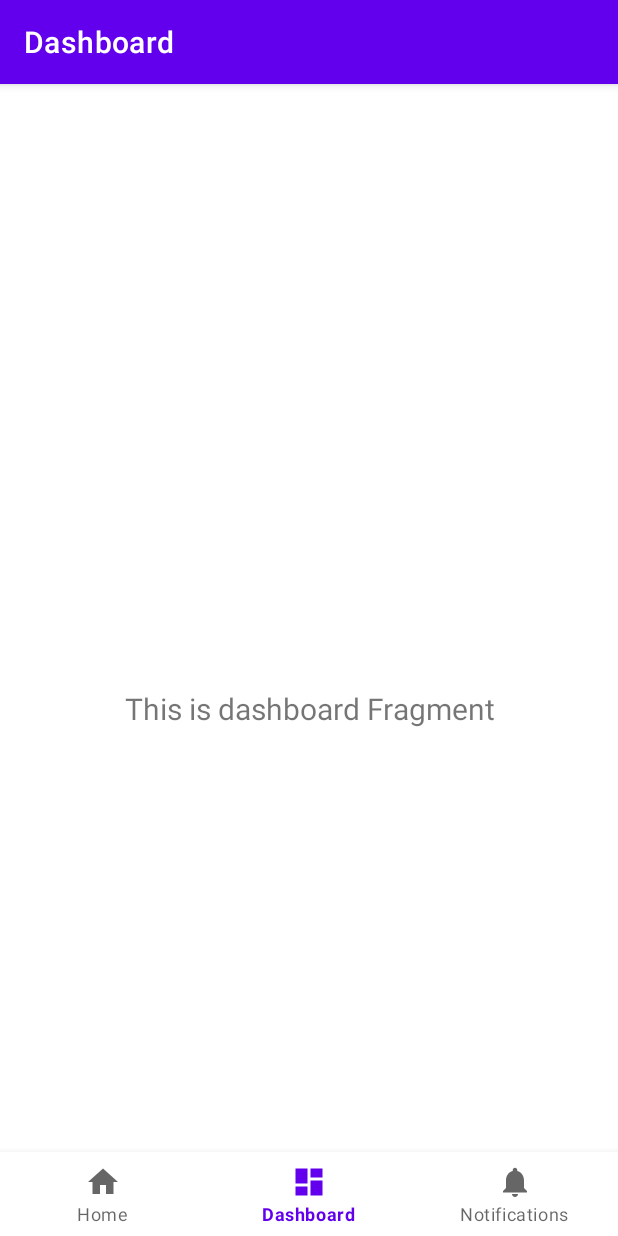
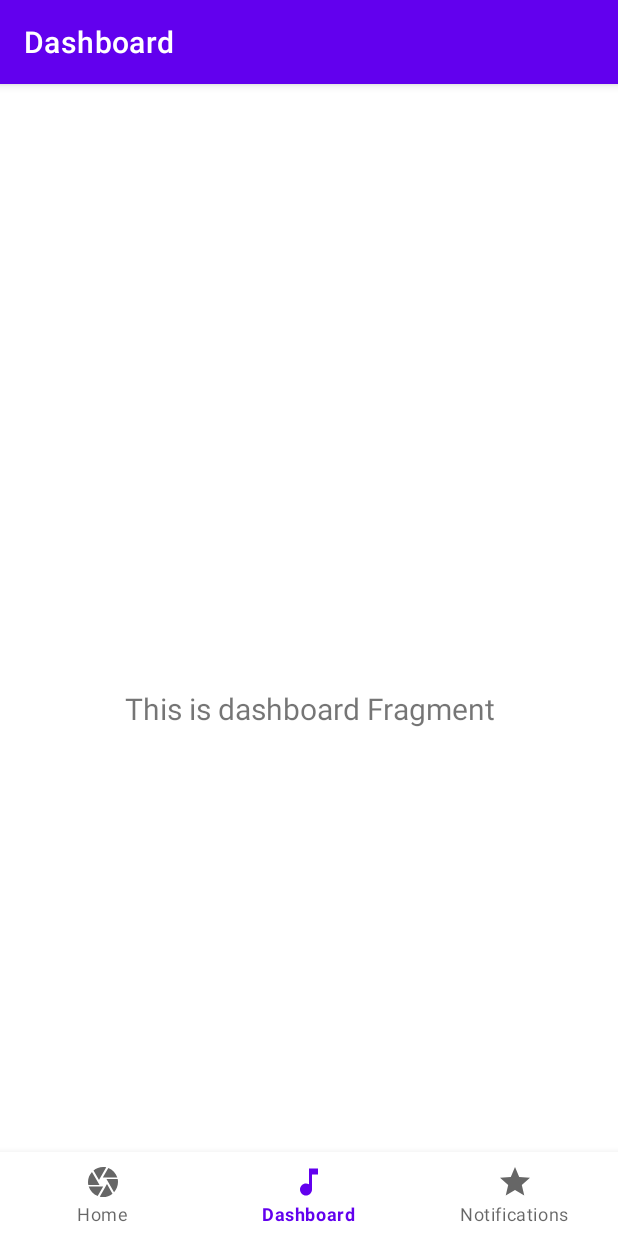
Before and after one commit to rashmisudarshan/The_Bruce_App, an Android app: the screen it shows after launch (MainActivity), item 2 of the bottom bar chosen, on a phone screen of 412 x 824 dp. Run offline under Robolectric (Android 15) with nearby library versions, the phone set to English and light mode, and no system bars; our stand-ins replace navigation-ui.

Commit message:
Navigation buttons changed

```diff
--- /dev/null
+++ b/app/src/main/res/drawable/ic_baseline_camera_24.xml
@@ -0,0 +1,5 @@
+<vector android:height="24dp" android:tint="#4688DE"
+    android:viewportHeight="24" android:viewportWidth="24"
+    android:width="24dp" xmlns:android="http://schemas.android.com/apk/res/android">
+    <path android:fillColor="@android:color/white" android:pathData="M9.4,10.5l4.77,-8.26C13.47,2.09 12.75,2 12,2c-2.4,0 -4.6,0.85 -6.32,2.25l3.66,6.35 0.06,-0.1zM21.54,9c-0.92,-2.92 -3.15,-5.26 -6,-6.34L11.88,9h9.66zM21.8,10h-7.49l0.29,0.5 4.76,8.25C21,16.97 22,14.61 22,12c0,-0.69 -0.07,-1.35 -0.2,-2zM8.54,12l-3.9,-6.75C3.01,7.03 2,9.39 2,12c0,0.69 0.07,1.35 0.2,2h7.49l-1.15,-2zM2.46,15c0.92,2.92 3.15,5.26 6,6.34L12.12,15L2.46,15zM13.73,15l-3.9,6.76c0.7,0.15 1.42,0.24 2.17,0.24 2.4,0 4.6,-0.85 6.32,-2.25l-3.66,-6.35 -0.93,1.6z"/>
+</vector>
--- /dev/null
+++ b/app/src/main/res/drawable/ic_baseline_music_note_24.xml
@@ -0,0 +1,5 @@
+<vector android:height="24dp" android:tint="#EE591D"
+    android:viewportHeight="24" android:viewportWidth="24"
+    android:width="24dp" xmlns:android="http://schemas.android.com/apk/res/android">
+    <path android:fillColor="@android:color/white" android:pathData="M12,3v10.55c-0.59,-0.34 -1.27,-0.55 -2,-0.55 -2.21,0 -4,1.79 -4,4s1.79,4 4,4 4,-1.79 4,-4V7h4V3h-6z"/>
+</vector>
--- /dev/null
+++ b/app/src/main/res/drawable/ic_baseline_star_24.xml
@@ -0,0 +1,5 @@
+<vector android:height="24dp" android:tint="#EFB305"
+    android:viewportHeight="24" android:viewportWidth="24"
+    android:width="24dp" xmlns:android="http://schemas.android.com/apk/res/android">
+    <path android:fillColor="@android:color/white" android:pathData="M12,17.27L18.18,21l-1.64,-7.03L22,9.24l-7.19,-0.61L12,2 9.19,8.63 2,9.24l5.46,4.73L5.82,21z"/>
+</vector>
--- a/app/src/main/res/drawable/ic_dashboard_black_24dp.xml
+++ /dev/null
@@ -1,9 +0,0 @@
-<vector xmlns:android="http://schemas.android.com/apk/res/android"
-    android:width="24dp"
-    android:height="24dp"
-    android:viewportWidth="24.0"
-    android:viewportHeight="24.0">
-    <path
-        android:fillColor="#FF000000"
-        android:pathData="M3,13h8L11,3L3,3v10zM3,21h8v-6L3,15v6zM13,21h8L21,11h-8v10zM13,3v6h8L21,3h-8z" />
-</vector>
--- a/app/src/main/res/drawable/ic_home_black_24dp.xml
+++ /dev/null
@@ -1,9 +0,0 @@
-<vector xmlns:android="http://schemas.android.com/apk/res/android"
-    android:width="24dp"
-    android:height="24dp"
-    android:viewportWidth="24.0"
-    android:viewportHeight="24.0">
-    <path
-        android:fillColor="#FF000000"
-        android:pathData="M10,20v-6h4v6h5v-8h3L12,3 2,12h3v8z" />
-</vector>
--- a/app/src/main/res/drawable/ic_notifications_black_24dp.xml
+++ /dev/null
@@ -1,9 +0,0 @@
-<vector xmlns:android="http://schemas.android.com/apk/res/android"
-    android:width="24dp"
-    android:height="24dp"
-    android:viewportWidth="24.0"
-    android:viewportHeight="24.0">
-    <path
-        android:fillColor="#FF000000"
-        android:pathData="M12,22c1.1,0 2,-0.9 2,-2h-4c0,1.1 0.89,2 2,2zM18,16v-5c0,-3.07 -1.64,-5.64 -4.5,-6.32L13.5,4c0,-0.83 -0.67,-1.5 -1.5,-1.5s-1.5,0.67 -1.5,1.5v0.68C7.63,5.36 6,7.92 6,11v5l-2,2v1h16v-1l-2,-2z" />
-</vector>
--- a/app/src/main/res/menu/bottom_nav_menu.xml
+++ b/app/src/main/res/menu/bottom_nav_menu.xml
@@ -3,17 +3,17 @@
 
     <item
         android:id="@+id/navigation_home"
-        android:icon="@drawable/ic_home_black_24dp"
+        android:icon="@drawable/ic_baseline_camera_24"
         android:title="@string/title_home" />
 
     <item
         android:id="@+id/navigation_dashboard"
-        android:icon="@drawable/ic_dashboard_black_24dp"
+        android:icon="@drawable/ic_baseline_music_note_24"
         android:title="@string/title_dashboard" />
 
     <item
         android:id="@+id/navigation_notifications"
-        android:icon="@drawable/ic_notifications_black_24dp"
+        android:icon="@drawable/ic_baseline_star_24"
         android:title="@string/title_notifications" />
 
 </menu>
```
